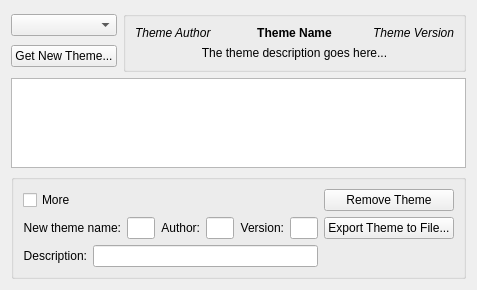
First picture: the form in plasma/tools/desktopthemedetails/DesktopThemeDetails.ui, repository mgottschlag/kwin-tiling, before the edit.
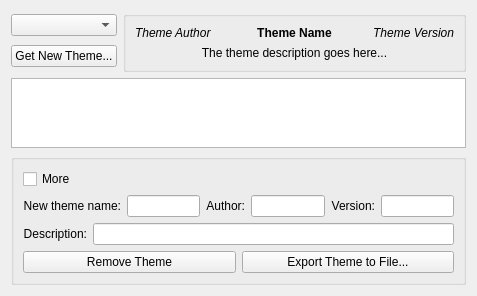
Second picture: the form after the edit. Custom widgets are drawn as their Qt base class.

Commit message: many bug fixes and remove jobs notification noise.

Diff of the .ui file:
```diff
--- a/plasma/tools/desktopthemedetails/DesktopThemeDetails.ui
+++ b/plasma/tools/desktopthemedetails/DesktopThemeDetails.ui
@@ -231,7 +231,9 @@
         </item>
        </layout>
       </item>
-      <item row="0" column="1" >
+      <item row="3" column="0">
+       <layout class="QHBoxLayout" name="hlayout1" >
+        <item>
        <widget class="QPushButton" name="m_removeThemeButton" >
         <property name="enabled" >
          <bool>true</bool>
@@ -241,7 +243,7 @@
         </property>
        </widget>
       </item>
-      <item row="1" column="1" >
+        <item>
        <widget class="QPushButton" name="m_exportThemeButton" >
         <property name="enabled" >
          <bool>true</bool>
@@ -250,6 +252,8 @@
          <string>Export Theme to File...</string>
         </property>
        </widget>
+        </item>
+       </layout>
       </item>
      </layout>
     </widget>
```
Left out of the diff: 2 changed lines with no effect on the pictures. Lines whose indentation alone changed are shown as unchanged. The commit also changes 2 other files.
